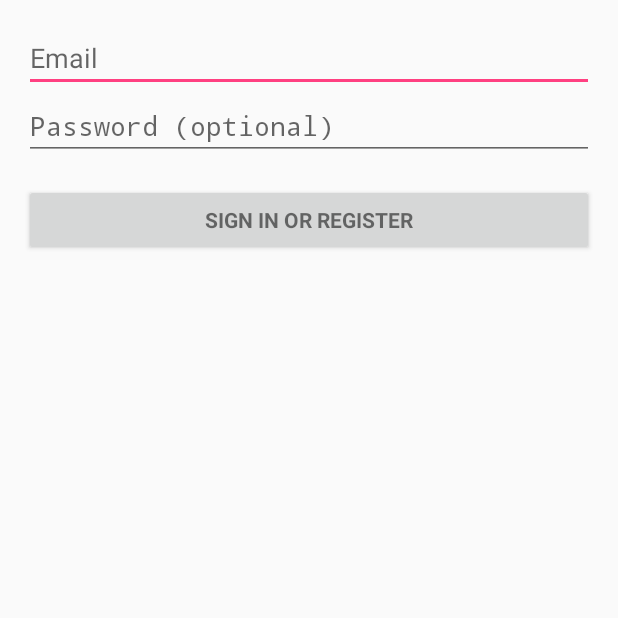
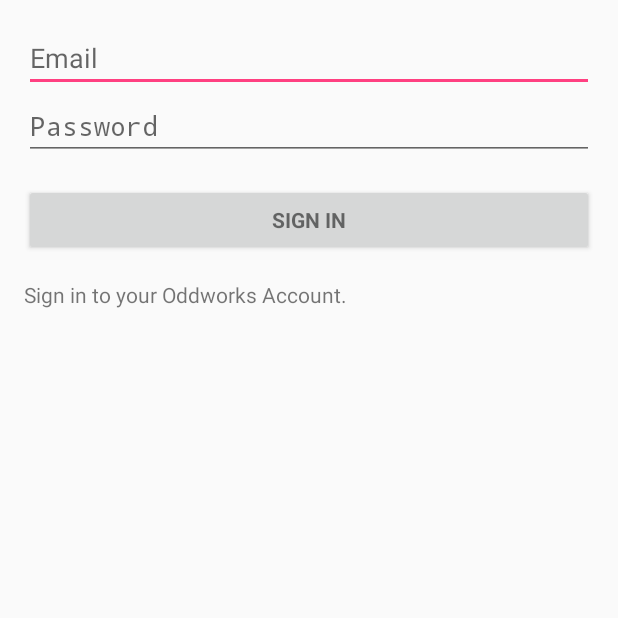
Before and after one commit to saakaifoundry/oddworks-android-sdk, an Android app: the OddAuthenticationActivity screen opened directly, with no data from a screen before it, on a phone screen of 412 x 824 dp, the top half of it. Run offline under Robolectric (Android 15) with nearby library versions, the phone set to English and light mode, and no system bars; libraries missing offline, so code that uses them is left out: rx.android.schedulers, rx.schedulers; 1 statement that could not run was skipped.

Commit message:
Updates activity_odd_authentication layout to include login message.

```diff
--- a/device-sdk/src/main/java/io/oddworks/device/request/OddRequest.kt
+++ b/device-sdk/src/main/java/io/oddworks/device/request/OddRequest.kt
@@ -141,7 +141,7 @@ class OddRequest(
     }
 
     /**
-     * Builds and executes an [Request]
+     * Builds and executes a [Request]
      *
      * @param oddCallback - an [OddCallback]
      */
--- a/device-sdk/src/main/res/layout/activity_odd_authentication.xml
+++ b/device-sdk/src/main/res/layout/activity_odd_authentication.xml
@@ -8,7 +8,7 @@
               android:paddingLeft="@dimen/activity_horizontal_margin"
               android:paddingRight="@dimen/activity_horizontal_margin"
               android:paddingTop="@dimen/activity_vertical_margin"
-              tools:context="io.oddworks.device.OddAuthentication">
+              tools:context="io.oddworks.device.authentication.OddAuthenticationActivity">
 
     <!-- Login progress -->
     <ProgressBar
@@ -17,7 +17,8 @@
         android:layout_width="wrap_content"
         android:layout_height="wrap_content"
         android:layout_marginBottom="8dp"
-        android:visibility="gone"/>
+        android:visibility="gone"
+        tools:visibility="visible"/>
 
     <ScrollView
         android:id="@+id/login_form"
@@ -58,6 +59,12 @@
                 android:text="@string/action_sign_in"
                 android:textStyle="bold"/>
 
+            <TextView
+                android:id="@+id/account_message"
+                android:layout_width="match_parent"
+                android:layout_height="wrap_content"
+                android:layout_marginTop="16dp"
+                android:text="@string/account_message"/>
         </LinearLayout>
     </ScrollView>
 </LinearLayout>
--- a/device-sdk/src/main/res/values/strings.xml
+++ b/device-sdk/src/main/res/values/strings.xml
@@ -6,8 +6,8 @@
 
     <!-- Strings related to login -->
     <string name="prompt_email">Email</string>
-    <string name="prompt_password">Password (optional)</string>
-    <string name="action_sign_in">Sign in or register</string>
+    <string name="prompt_password">Password</string>
+    <string name="action_sign_in">Sign in</string>
     <string name="action_sign_in_short">Sign in</string>
     <string name="error_invalid_email">This email address is invalid</string>
     <string name="error_invalid_password">This password is too short</string>
@@ -16,4 +16,5 @@
     <string name="permission_rationale">"Contacts permissions are needed for providing email
         completions."
     </string>
+    <string name="account_message">Sign in to your Oddworks Account.</string>
 </resources>
```
